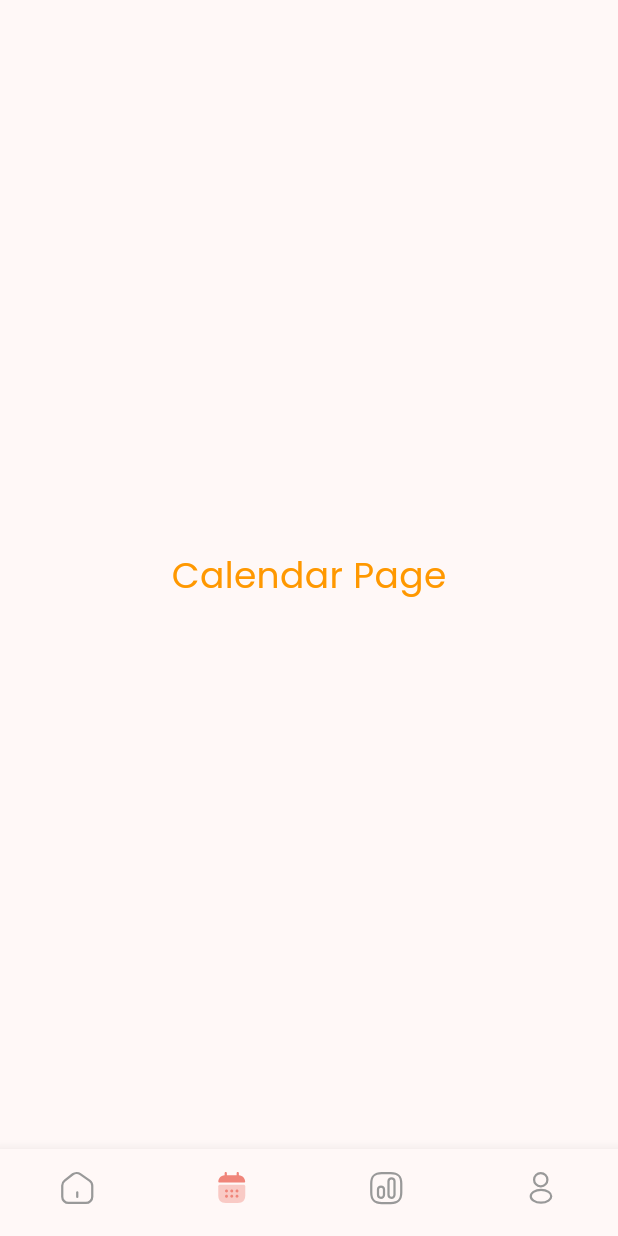
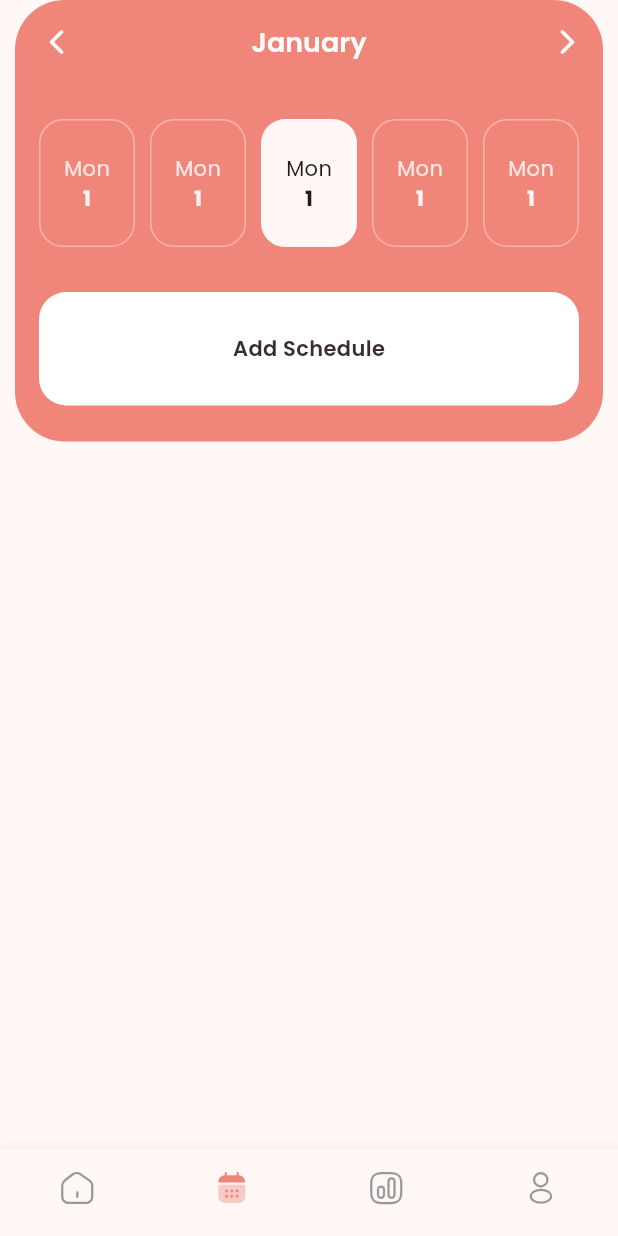
Before and after one commit to curiouslumber/Planora, a Flutter app: the screen it shows after launch, swiped to page 2, on a phone screen of 412 x 824 dp. Run offline on Flutter 3.47's test engine with Material 3 defaults, Android fonts, the phone set to English and light mode, and no system bars; our stand-ins replace flutter_svg, get, google_fonts.

Commit message:
updated theme colors and started with calendar page

```diff
--- a/lib/main.dart
+++ b/lib/main.dart
@@ -13,12 +13,12 @@ class MyApp extends StatelessWidget {
   final lightColorScheme = ColorScheme.fromSeed(
     seedColor: Color(0xffF0857A),
     brightness: Brightness.light,
-  );
+  ).copyWith(primary: Color(0xffF0857A));
 
   final darkColorScheme = ColorScheme.fromSeed(
     seedColor: Color(0xffF0857A),
     brightness: Brightness.dark,
-  );
+  ).copyWith(primary: Color(0xffF0857A));
 
   @override
   Widget build(BuildContext context) {
--- a/lib/views/home_page.dart
+++ b/lib/views/home_page.dart
@@ -1,3 +1,4 @@
+import 'package:easy_scheduler/views/pages/calendar.dart';
 import 'package:easy_scheduler/views/pages/home.dart';
 import 'package:flutter/material.dart';
 import 'package:flutter_svg/flutter_svg.dart';
@@ -18,13 +19,8 @@ class _LayoutPageState extends State<LayoutPage> {
   bool _isCustomTransitionActive = false;
 
   final List<Widget> _pages = [
-    Center(child: Home()),
-    Center(
-      child: Text(
-        'Calendar Page',
-        style: TextStyle(fontSize: 24, color: Colors.orange),
-      ),
-    ),
+    Center(child: const Home()),
+    Center(child: Calendar()),
     Center(child: Text('Activity Page', style: TextStyle(fontSize: 24))),
     Center(child: Text('Profile Page', style: TextStyle(fontSize: 24))),
   ];
--- /dev/null
+++ b/lib/views/pages/calendar.dart
@@ -0,0 +1,186 @@
+import 'package:flutter/material.dart';
+import 'package:get/get.dart';
+import 'package:google_fonts/google_fonts.dart';
+
+class Calendar extends StatefulWidget {
+  const Calendar({super.key});
+
+  @override
+  State<Calendar> createState() => _CalendarState();
+}
+
+class _CalendarState extends State<Calendar> {
+  @override
+  Widget build(BuildContext context) {
+    return Scaffold(
+      appBar: PreferredSize(
+        preferredSize: Size.fromHeight(context.height / 2.8),
+        child: SafeArea(
+          child: Padding(
+            padding: const EdgeInsets.symmetric(horizontal: 10.0),
+            child: AppBar(
+              backgroundColor: context.theme.colorScheme.primary,
+              shape: RoundedRectangleBorder(
+                borderRadius: BorderRadius.all(Radius.circular(33.0)),
+              ),
+              centerTitle: true,
+              leading: IconButton(
+                onPressed: () {},
+                icon: Icon(
+                  Icons.arrow_back_ios_rounded,
+                  size: 20,
+                  color: context.theme.colorScheme.onPrimary,
+                ),
+              ),
+              actions: [
+                IconButton(
+                  onPressed: () {},
+                  icon: Icon(
+                    Icons.arrow_forward_ios_rounded,
+                    size: 20,
+                    color: context.theme.colorScheme.onPrimary,
+                  ),
+                ),
+              ],
+              title: Text(
+                'January',
+                style: GoogleFonts.poppins(
+                  fontSize: 18,
+                  color: context.theme.colorScheme.onPrimary,
+                  fontWeight: FontWeight.w600,
+                ),
+              ),
+              bottom: Tab(
+                height: context.height / 3.6,
+                child: Padding(
+                  padding: EdgeInsets.only(
+                    left: 16.0,
+                    right: 16.0,
+                    bottom: 24.0,
+                  ),
+                  child: Column(
+                    mainAxisAlignment: MainAxisAlignment.center,
+                    crossAxisAlignment: CrossAxisAlignment.center,
+                    spacing: 16.0,
+                    children: [
+                      Expanded(
+                        flex: 3,
+                        child: Container(
+                          alignment: Alignment.topCenter,
+                          padding: const EdgeInsets.symmetric(vertical: 14.0),
+                          child: LayoutBuilder(
+                            builder: (context, constraints) {
+                              double totalWidth = constraints.maxWidth;
+                              int itemCount = 5;
+                              double spacing = 10.0;
+                              double itemWidth =
+                                  (totalWidth - (spacing * (itemCount - 1))) /
+                                  itemCount;
+
+                              return ListView.separated(
+                                scrollDirection: Axis.horizontal,
+                                physics: NeverScrollableScrollPhysics(),
+                                itemBuilder:
+                                    (context, index) => Container(
+                                      width: itemWidth,
+                                      alignment: Alignment.center,
+                                      decoration: BoxDecoration(
+                                        color:
+                                            index == 2
+                                                ? context
+                                                    .theme
+                                                    .colorScheme
+                                                    .surface
+                                                : null,
+                                        borderRadius: BorderRadius.circular(
+                                          16.0,
+                                        ),
+                                        border: Border.all(
+                                          color:
+                                              index == 2
+                                                  ? Colors.transparent
+                                                  : context
+                                                      .theme
+                                                      .colorScheme
+                                                      .inversePrimary,
+                                        ),
+                                      ),
+                                      child: Column(
+                                        mainAxisAlignment:
+                                            MainAxisAlignment.center,
+                                        crossAxisAlignment:
+                                            CrossAxisAlignment.center,
+                                        children: [
+                                          Text(
+                                            'Mon',
+                                            style: TextStyle(
+                                              color:
+                                                  index == 2
+                                                      ? context
+                                                          .theme
+                                                          .colorScheme
+                                                          .onSurface
+                                                      : context
+                                                          .theme
+                                                          .colorScheme
+                                                          .onPrimary
+                                                          .withOpacity(0.8),
+                                            ),
+                                          ),
+                                          Text(
+                                            '1',
+                                            style: TextStyle(
+                                              color:
+                                                  index == 2
+                                                      ? context
+                                                          .theme
+                                                          .colorScheme
+                                                          .onSurface
+                                                      : context
+                                                          .theme
+                                                          .colorScheme
+                                                          .onPrimary
+                                                          .withOpacity(0.9),
+                                              fontWeight: FontWeight.bold,
+                                            ),
+                                          ),
+                                        ],
+                                      ),
+                                    ),
+                                separatorBuilder:
+                                    (context, index) =>
+                                        SizedBox(width: spacing),
+                                itemCount: itemCount,
+                              );
+                            },
+                          ),
+                        ),
+                      ),
+                      Expanded(
+                        flex: 2,
+                        child: Container(
+                          alignment: Alignment.center,
+                          decoration: BoxDecoration(
+                            color: context.theme.colorScheme.onPrimary,
+                            borderRadius: BorderRadius.circular(18.0),
+                          ),
+                          child: Text(
+                            'Add Schedule',
+                            style: TextStyle(
+                              color: context.theme.colorScheme.inverseSurface,
+                              fontWeight: FontWeight.w600,
+                            ),
+                          ),
+                        ),
+                      ),
+                    ],
+                  ),
+                ),
+              ),
+            ),
+          ),
+        ),
+      ),
+    );
+  }
+}
--- a/lib/views/pages/home.dart
+++ b/lib/views/pages/home.dart
@@ -4,15 +4,8 @@ import 'package:flutter_svg/svg.dart';
 import 'package:get/get.dart';
 import 'package:google_fonts/google_fonts.dart';
 
-class Home extends StatefulWidget {
+class Home extends StatelessWidget {
   const Home({super.key});
-
-  @override
-  State<Home> createState() => _HomeState();
-}
-
-class _HomeState extends State<Home> {
-  int currentIndex = 0;
 
   @override
   Widget build(BuildContext context) {
@@ -56,7 +49,7 @@ class _HomeState extends State<Home> {
                 'Good Morning,',
                 style: TextStyle(
                   fontFamily: GoogleFonts.poppins().fontFamily,
-                  color: context.theme.colorScheme.inverseSurface,
+                  color: context.theme.colorScheme.secondary,
                   fontSize: 14,
                 ),
               ),
@@ -66,7 +59,7 @@ class _HomeState extends State<Home> {
                 style: TextStyle(
                   fontFamily: GoogleFonts.poppins().fontFamily,
                   fontWeight: FontWeight.w700,
-                  color: context.theme.colorScheme.inverseSurface,
+                  color: context.theme.colorScheme.secondary,
                   fontSize: 18,
                 ),
               ),
@@ -88,7 +81,7 @@ class _HomeState extends State<Home> {
                   height: context.height * 0.22,
                   padding: EdgeInsets.symmetric(horizontal: 32),
                   decoration: BoxDecoration(
-                    color: context.theme.colorScheme.primaryContainer,
+                    color: context.theme.colorScheme.primary,
                     borderRadius: BorderRadius.circular(25),
                   ),
                   alignment: Alignment.center,
@@ -101,7 +94,7 @@ class _HomeState extends State<Home> {
                           'Excellent! Your today’s plan is almost done',
                           style: TextStyle(
                             fontFamily: GoogleFonts.poppins().fontFamily,
-                            color: context.theme.colorScheme.primary,
+                            color: context.theme.colorScheme.onPrimary,
                             fontSize: 18,
                             fontWeight: FontWeight.w600,
                           ),
@@ -120,18 +113,18 @@ class _HomeState extends State<Home> {
                                 strokeWidth: 6,
                                 strokeAlign: 8,
                                 value: 0.8,
-                                color: context.theme.colorScheme.primary,
+                                color: context.theme.colorScheme.onPrimary,
                                 backgroundColor: context
                                     .theme
                                     .colorScheme
-                                    .primary
+                                    .surface
                                     .withOpacity(0.4),
                               ),
                               Text(
                                 '82%',
                                 style: TextStyle(
                                   fontFamily: GoogleFonts.poppins().fontFamily,
-                                  color: context.theme.colorScheme.primary,
+                                  color: context.theme.colorScheme.onPrimary,
                                   fontSize: 18,
                                   fontWeight: FontWeight.bold,
                                 ),
@@ -155,7 +148,7 @@ class _HomeState extends State<Home> {
                       'Today\'s Schedule',
                       style: TextStyle(
                         fontFamily: GoogleFonts.poppins().fontFamily,
-                        color: context.theme.colorScheme.inverseSurface,
+                        color: context.theme.colorScheme.secondary,
                         fontSize: 18,
                         fontWeight: FontWeight.w600,
                       ),
--- a/lib/widgets/home_grid.dart
+++ b/lib/widgets/home_grid.dart
@@ -156,7 +156,9 @@ class TwoColumnRandomGrid extends StatelessWidget {
                   Container(
                     height: col2Item2,
                     decoration: BoxDecoration(
-                      color: context.theme.colorScheme.secondaryFixedDim,
+                      color: context.theme.colorScheme.onSurface.withOpacity(
+                        0.9,
+                      ),
                       borderRadius: BorderRadius.circular(25),
                     ),
                     child: Center(
```
